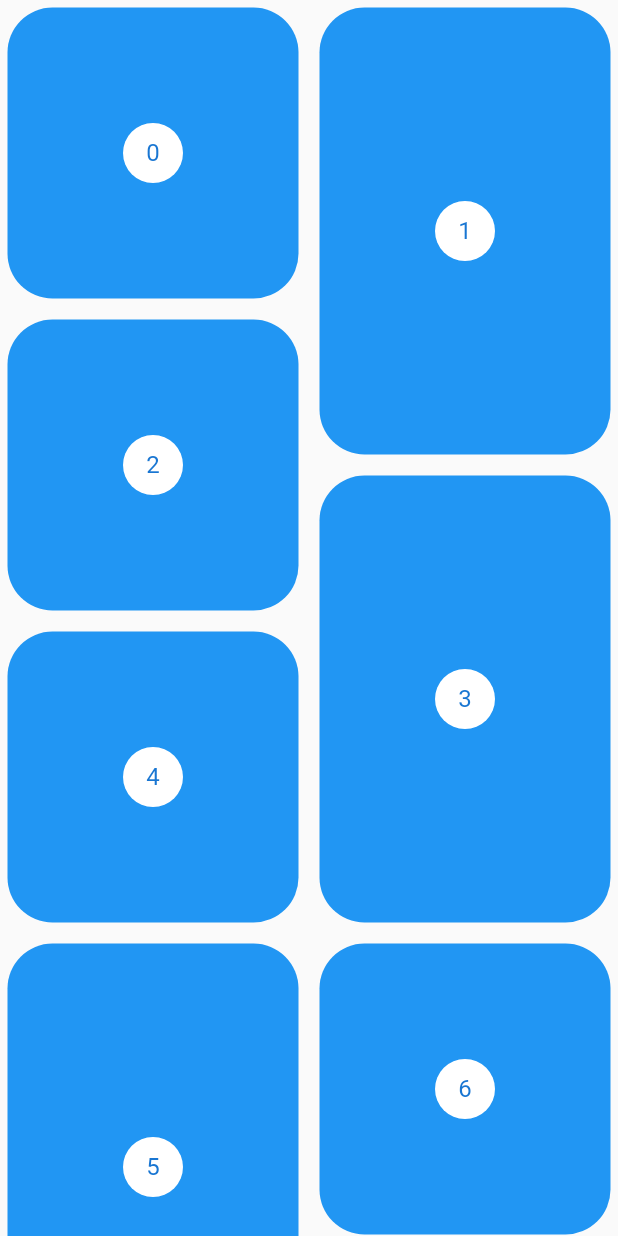
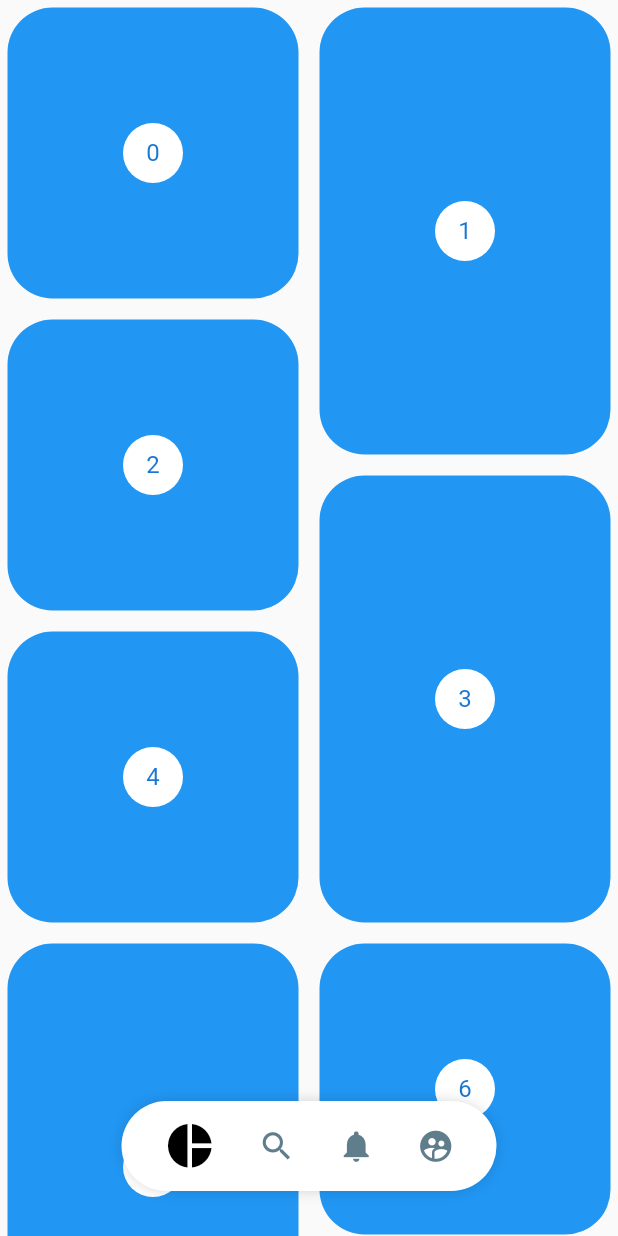
Before and after one commit to EstebanIndiveri/layoutcurrent, a Flutter app: the Pinterest screen opened directly, on a phone screen of 412 x 824 dp. Run offline on Flutter 3.47's test engine with Material 2 defaults, Android fonts, the phone set to English and light mode, and no system bars.

Commit message:
align button

```diff
--- a/lib/main.dart
+++ b/lib/main.dart
@@ -19,7 +19,7 @@ class MyApp extends StatelessWidget {
         decoration: BoxDecoration(
           color: Colors.white,
         ),
-        child: PinterestMenu(),
+        child: Pinterest(),
       ),
     );
   }
--- a/lib/src/pages/pinterest_page.dart
+++ b/lib/src/pages/pinterest_page.dart
@@ -1,14 +1,34 @@
 import 'package:flutter/material.dart';
+import 'package:flutter_layout/src/widget/pinterest_menu.dart';
 import 'package:flutter_staggered_grid_view/flutter_staggered_grid_view.dart';
 import 'package:provider/provider.dart';
 
 class Pinterest extends StatelessWidget {
   const Pinterest({Key key}) : super(key: key);
 
+
   @override
   Widget build(BuildContext context) {
+  final widthScreen=MediaQuery.of(context).size.width;
+
     return Scaffold(
-      body: PinterestGrid(),
+      // body: PinterestGrid(),
+      // body: PinterestGrid(),
+      body: Stack(
+        children: <Widget>[
+          PinterestGrid(),
+          Positioned(
+            bottom: 30,
+            child: Container(
+              width: widthScreen,
+              child: Align(
+                child: PinterestMenu(),
+              ),
+            )
+            ),
+        ],
+      ),
+
     );
   }
 }
--- a/lib/src/widget/pinterest_menu.dart
+++ b/lib/src/widget/pinterest_menu.dart
@@ -1,4 +1,5 @@
 import 'package:flutter/material.dart';
+import 'package:provider/provider.dart';
 
 class PinterestButton{
   final Function onPressed;
@@ -27,10 +28,11 @@ class PinterestMenu extends StatelessWidget {
   ];
   @override
   Widget build(BuildContext context) {
-    return Center(
+    return ChangeNotifierProvider(
+        create: (_)=>new _MenuModel(),
         child: _PinterestMenuBackground(
-          child:_MenuItems(items),
-        ),
+        child:_MenuItems(items),
+      ),
     );
   }
 }
@@ -79,14 +81,20 @@ class _PinterestMenuButton extends StatelessWidget {
   _PinterestMenuButton(this.index,this.item);
   @override
   Widget build(BuildContext context) {
+    final itemselected=Provider.of<_MenuModel>(context).itemSelected;
+
     return GestureDetector(
           behavior: HitTestBehavior.translucent,
-          onTap: item.onPressed,
+          onTap: (){
+            Provider.of<_MenuModel>(context,listen: false).itemSelected=index;
+            item.onPressed();
+
+          },
           child: Container(
           child: Icon(
             item.icon,
-            size: 25,
-            color: Colors.blueGrey,
+            size: (itemselected==index)?35:25,
+            color: (itemselected==index)?Colors.black:Colors.blueGrey,
             ),
 
       ),
```
